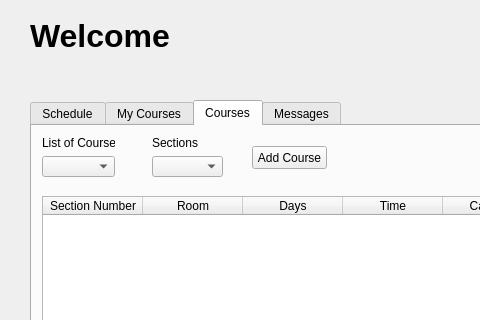
Above: PreRegistrationGui/systemwindow.ui from ritaaoun/Preregistration before the change; both pictures show x 0 to 480 and y 0 to 320 of the 946 by 726 pixel window. Below: the same form after it.
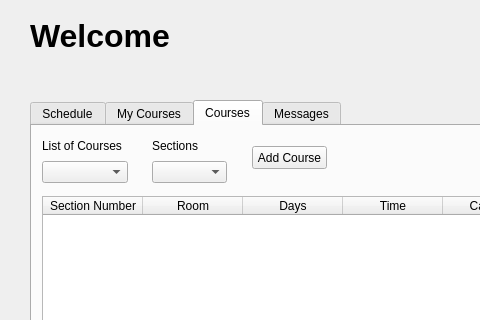
That is the form after the change. The open tabs and pages were chosen to show the change.

```diff
--- a/PreRegistrationGui/systemwindow.ui
+++ b/PreRegistrationGui/systemwindow.ui
@@ -351,8 +351,8 @@
        <rect>
         <x>10</x>
         <y>10</y>
-        <width>73</width>
-        <height>41</height>
+        <width>86</width>
+        <height>47</height>
        </rect>
       </property>
       <layout class="QVBoxLayout" name="verticalLayout">
@@ -381,13 +381,13 @@
        <string>Add Course</string>
       </property>
      </widget>
-     <widget class="QWidget" name="">
+     <widget class="QWidget" name="layoutWidget">
       <property name="geometry">
        <rect>
         <x>120</x>
         <y>10</y>
-        <width>71</width>
-        <height>41</height>
+        <width>75</width>
+        <height>47</height>
        </rect>
       </property>
       <layout class="QVBoxLayout" name="verticalLayout_2">
```
Left out of the diff: 4 changed lines with no effect on the pictures.
